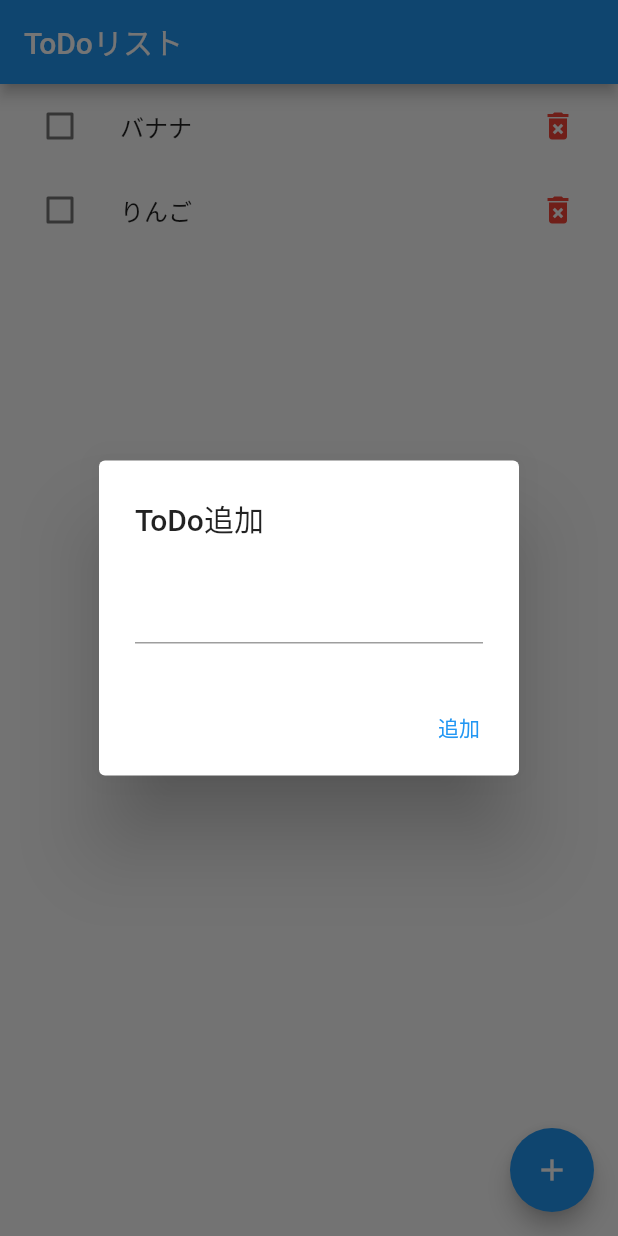
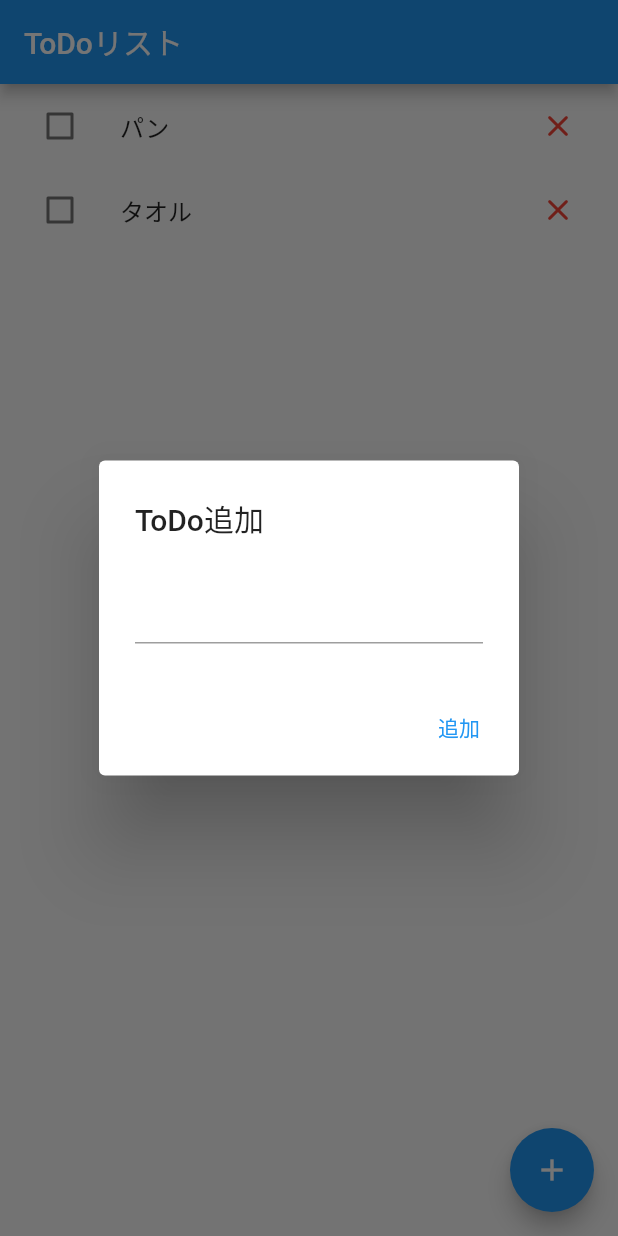
Before and after one commit to reiji012/utage_todo, a Flutter app: the screen it shows after launch, after a tap on the "add" icon, on a phone screen of 412 x 824 dp. Run offline on Flutter 3.47's test engine with Material 2 defaults, Android fonts, the phone set to English and light mode, and no system bars.

Commit message:
削除ボタンのUI変更

```diff
--- a/lib/home_view.dart
+++ b/lib/home_view.dart
@@ -10,8 +10,8 @@ class HomeView extends StatefulWidget {
 
 class _HomeViewState extends State<HomeView> {
   List<TodoModel> list = [
-    TodoModel('バナナ'),
-    TodoModel('りんご'),
+    TodoModel('パン'),
+    TodoModel('タオル'),
   ];
 
   /// todoを追加
@@ -22,7 +22,7 @@ class _HomeViewState extends State<HomeView> {
     });
   }
 
-  /// todoを追加
+  /// todoを削除
   void removeTodo(int index) {
     setState(() {
       list.removeAt(index);
@@ -59,7 +59,7 @@ class _HomeViewState extends State<HomeView> {
                 removeTodo(index);
               },
               icon: const Icon(
-                Icons.delete_forever,
+                Icons.close_rounded,
                 color: Colors.red,
               ),
             ),
@@ -89,7 +89,7 @@ class _HomeViewState extends State<HomeView> {
                       }
                       Navigator.of(context).pop();
                     },
-                    child: Text('追加'),
+                    child: const Text('追加'),
                   ),
                 ],
               );
--- a/pubspec.yaml
+++ b/pubspec.yaml
@@ -18,7 +18,7 @@ publish_to: 'none' # Remove this line if you wish to publish to pub.dev
 version: 1.0.0+1
 
 environment:
-  sdk: ">=2.12.0 <3.0.0"
+  sdk: ">=2.14.0 <3.0.0"
 
 # Dependencies specify other packages that your package needs in order to work.
 # To automatically upgrade your package dependencies to the latest versions
```
Also changed, not shown: pubspec.lock, 1 other file.
